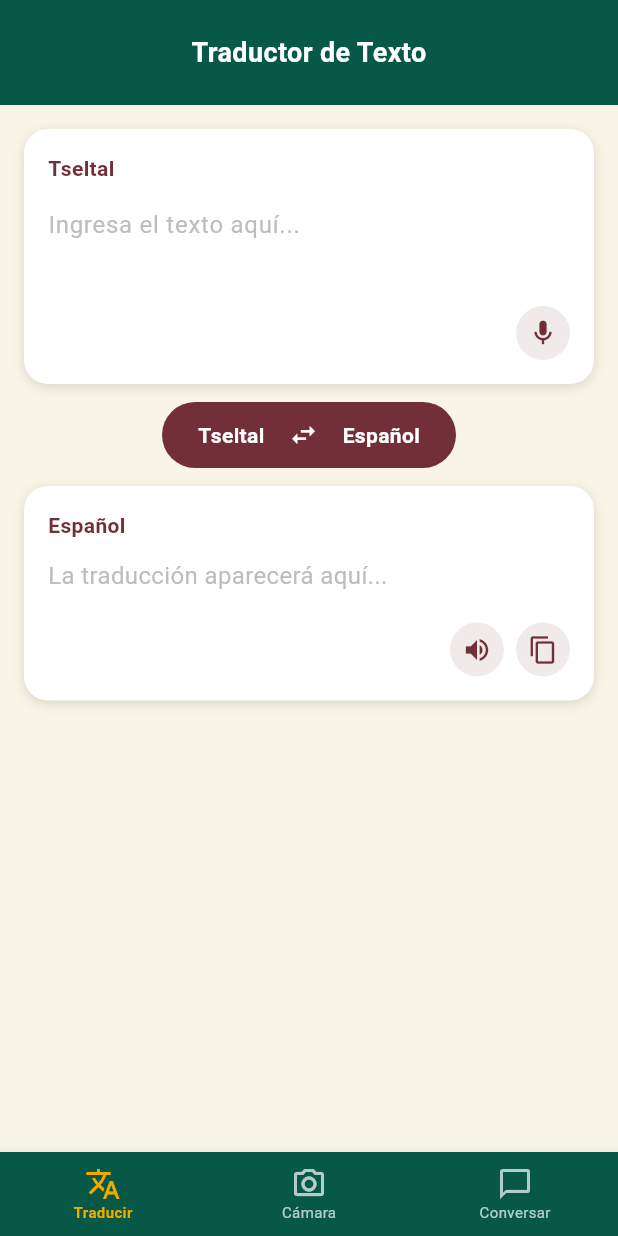
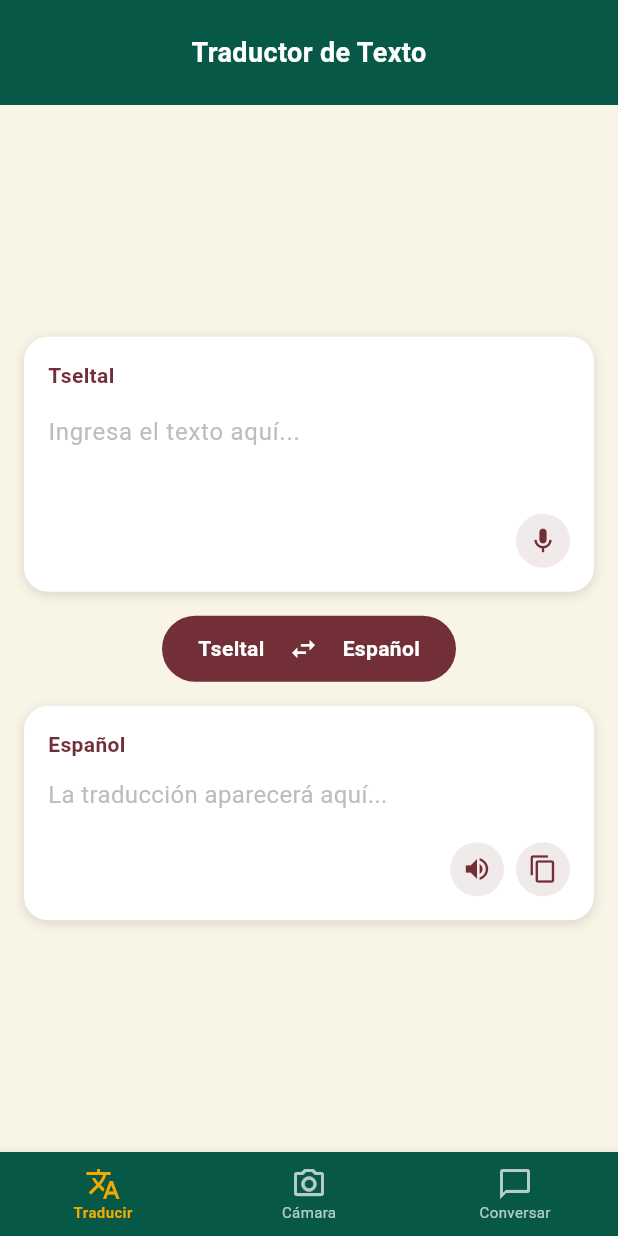
Before and after one commit to Angelcruz4/Traductor_tzeltal, a Flutter app: the screen it shows after launch, on a phone screen of 412 x 824 dp. Run offline on Flutter 3.47's test engine with Material 3 defaults, Android fonts, the phone set to English and light mode, and no system bars; our stand-ins replace dotted_border, get.

Commit message:
Texto a texto
Se hicieron los cambios pertinentes acerca de la vista de texto a texto así como la del controlador, en donde se agrego un botón nuevo en el cual hace que al hacer la traducción de tzeltal a español me diga el por que se tradujo así y que me diga la gramática y se cambio los campos de textos y se centraron para ocupar de buena manera las dimensiones del celular

```diff
--- a/lib/src/vistas/traductor.dart
+++ b/lib/src/vistas/traductor.dart
@@ -5,7 +5,6 @@ import 'package:traductor_tseltal/src/controladores/traductor_controller.dart';
 import 'package:traductor_tseltal/src/vistas/cabecera.dart';
 
 class TranslationView extends StatelessWidget {
-  // Inyectamos el controlador
   final TraductorController controller = Get.put(TraductorController());
 
   @override
@@ -14,17 +13,26 @@ class TranslationView extends StatelessWidget {
       children: [
         AppHeader(title: 'Traductor de Texto'),
         Expanded(
-          child: SingleChildScrollView(
+          // LayoutBuilder nos permite conocer el tamaño disponible en la pantalla
+          child: LayoutBuilder(
+            builder: (context, constraints) {
+              return SingleChildScrollView(
+                child: ConstrainedBox(
+                  // Forzamos a que el contenido mínimo sea del alto de la pantalla restante
+                  constraints: BoxConstraints(
+                    minHeight: constraints.maxHeight,
+                  ),
                   child: Padding(
                     padding: const EdgeInsets.all(16.0),
                     child: Obx(() => Column(
+                      mainAxisAlignment: MainAxisAlignment.center, // Centrado vertical absoluto
                       children: [
                         _buildInputBox(
                           title: controller.isTseltalToSpanish.value ? 'Tseltal' : 'Español',
                         ),
-                  SizedBox(height: 12),
+                        SizedBox(height: 16),
                         _buildLanguageSwitcher(),
-                  SizedBox(height: 12),
+                        SizedBox(height: 16),
                         _buildResultBox(
                           title: controller.isTseltalToSpanish.value ? 'Español' : 'Tseltal',
                         ),
@@ -32,14 +40,17 @@ class TranslationView extends StatelessWidget {
                     )),
                   ),
                 ),
+              );
+            },
+          ),
         ),
       ],
     );
   }
 
-  // Caja superior: Permite ingresar el texto libremente
   Widget _buildInputBox({required String title}) {
     return Container(
+      width: double.infinity, // Asegura que ocupe todo el ancho
       padding: EdgeInsets.all(16),
       decoration: BoxDecoration(
         color: Colors.white,
@@ -81,9 +92,7 @@ class TranslationView extends StatelessWidget {
           Row(
             mainAxisAlignment: MainAxisAlignment.end,
             children: [
-              _buildActionIcon(Icons.mic_outlined, onTap: () {
-                // Aquí irá el disparador de voz a texto más adelante
-              }),
+              _buildActionIcon(Icons.mic_outlined, onTap: () {}),
             ],
           ),
         ],
@@ -91,11 +100,10 @@ class TranslationView extends StatelessWidget {
     );
   }
 
-  // Caja inferior: Muestra el resultado reactivo
   Widget _buildResultBox({required String title}) {
     return Container(
+      width: double.infinity,
       padding: EdgeInsets.all(16),
-      width: double.infinity,
       decoration: BoxDecoration(
         color: Colors.white,
         borderRadius: BorderRadius.circular(16),
@@ -130,9 +138,12 @@ class TranslationView extends StatelessWidget {
           Row(
             mainAxisAlignment: MainAxisAlignment.end,
             children: [
-              _buildActionIcon(Icons.volume_up, onTap: () {
-                // Lógica de text-to-speech
-              }),
+              // Condición: Aparece solo si es Español a Tseltal y hay texto
+              if (!controller.isTseltalToSpanish.value && controller.translatedText.value.isNotEmpty) ...[
+                _buildActionIcon(Icons.lightbulb_outline, onTap: controller.showGrammarExplanation),
+                SizedBox(width: 8),
+              ],
+              _buildActionIcon(Icons.volume_up, onTap: () {}),
               SizedBox(width: 8),
               _buildActionIcon(Icons.content_copy_outlined, onTap: controller.copyToClipboard),
             ],
@@ -142,7 +153,6 @@ class TranslationView extends StatelessWidget {
     );
   }
 
-  // Iconos de acción interactivos
   Widget _buildActionIcon(IconData icon, {VoidCallback? onTap}) {
     return GestureDetector(
       onTap: onTap,
@@ -157,7 +167,6 @@ class TranslationView extends StatelessWidget {
     );
   }
 
-  // Botón central para cambiar idiomas
   Widget _buildLanguageSwitcher() {
     return GestureDetector(
       onTap: controller.swapLanguages,
@@ -172,22 +181,14 @@ class TranslationView extends StatelessWidget {
           children: [
             Text(
               controller.isTseltalToSpanish.value ? 'Tseltal' : 'Español',
-              style: TextStyle(
-                color: kTextPrimary,
-                fontSize: 14,
-                fontWeight: FontWeight.bold,
-              ),
+              style: TextStyle(color: kTextPrimary, fontSize: 14, fontWeight: FontWeight.bold),
             ),
             SizedBox(width: 16),
             Icon(Icons.swap_horiz, color: kTextPrimary, size: 20),
             SizedBox(width: 16),
             Text(
               controller.isTseltalToSpanish.value ? 'Español' : 'Tseltal',
-              style: TextStyle(
-                color: kTextPrimary,
-                fontSize: 14,
-                fontWeight: FontWeight.bold,
-              ),
+              style: TextStyle(color: kTextPrimary, fontSize: 14, fontWeight: FontWeight.bold),
             ),
           ],
         ),
```
Also changed, not shown: lib/src/controladores/traductor_controller.dart (+50 -10 lines). Lines whose indentation alone changed are shown as unchanged.
